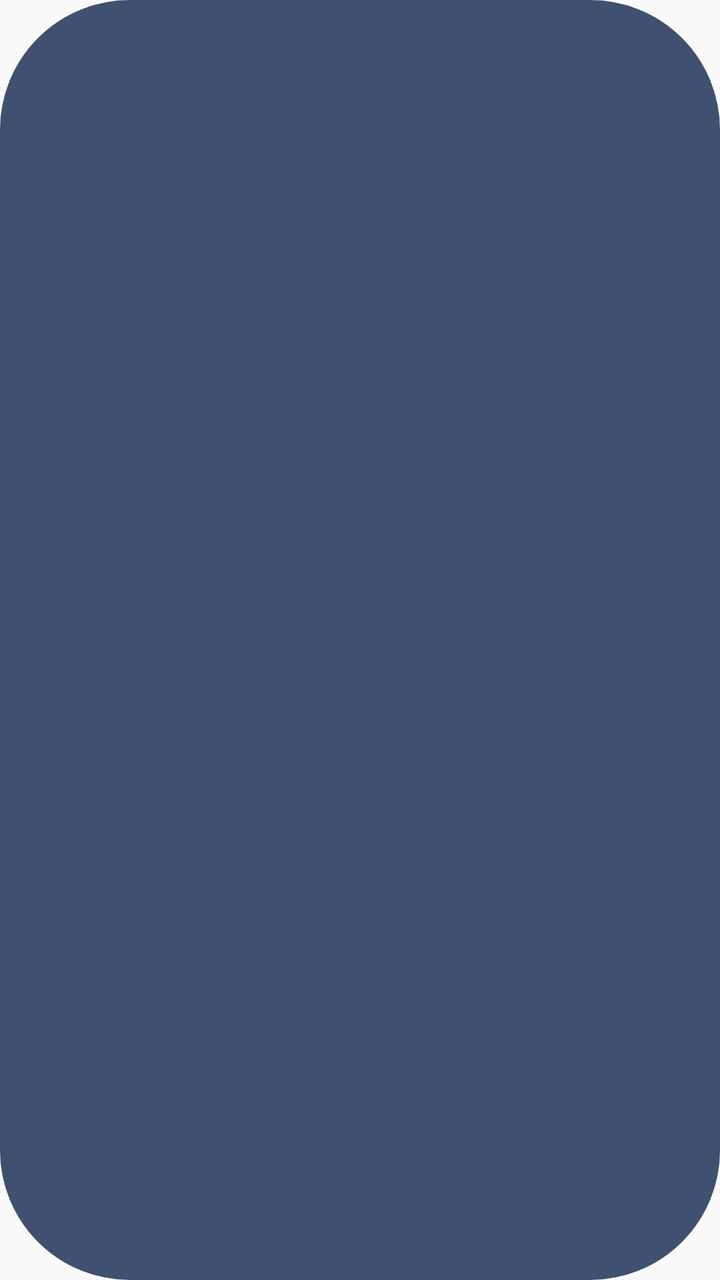
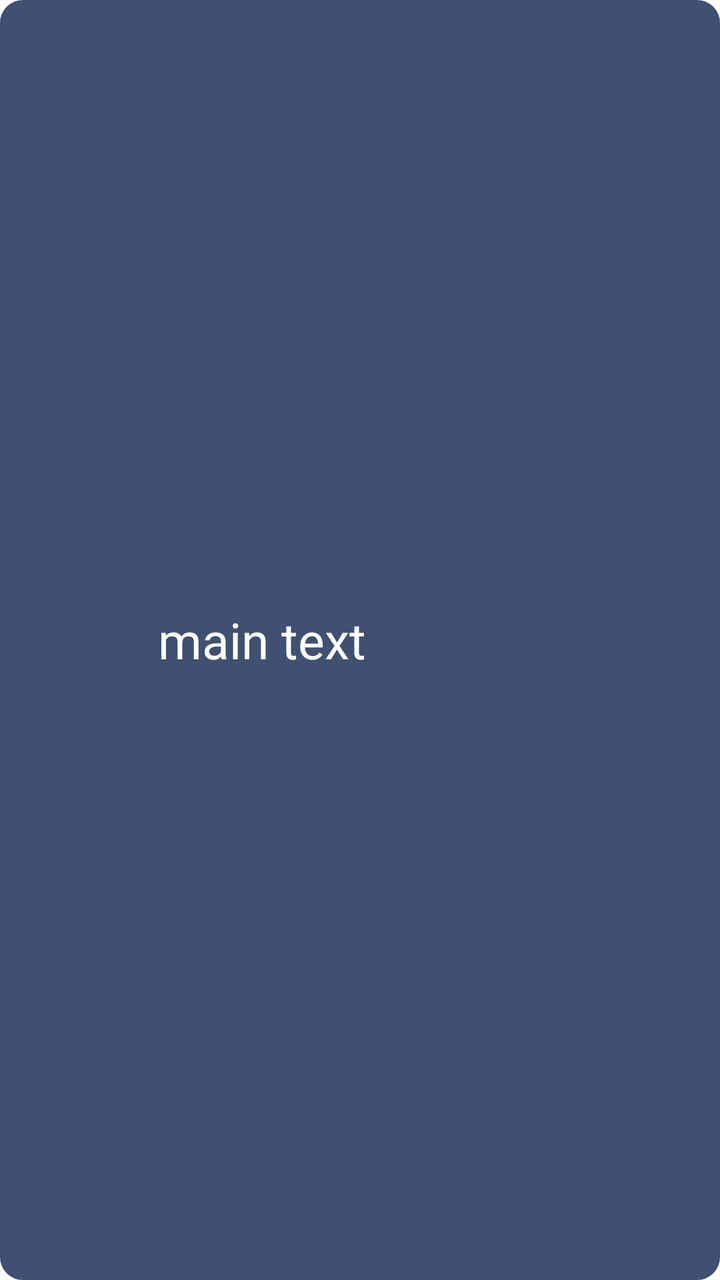

Compare the two renders of this Android layout. The source of the first and the diff that turns it into the second are given below.
<!-- AndroidManifest.xml: application theme NoTitle -->
<!-- res/layout/device_item.xml -->
<?xml version="1.0" encoding="utf-8"?>
<RelativeLayout
    xmlns:android="http://schemas.android.com/apk/res/android"
    android:layout_width="match_parent"
    android:layout_height="79mm"
    android:layout_marginTop="14mm"
    android:background="@drawable/selector_mode_bg"
    >

    <ImageView
        android:id="@+id/iv_icon"
        android:layout_width="31mm"
        android:layout_height="31mm"
        android:layout_centerVertical="true"
        android:layout_marginStart="15mm"
        android:layout_marginTop="15mm"
        android:layout_marginEnd="15mm"
        android:layout_marginBottom="15mm" />

    <TextView
        android:id="@+id/tv_main"
        android:layout_width="wrap_content"
        android:layout_height="wrap_content"
        android:layout_centerVertical="true"
        android:layout_marginLeft="18mm"
        android:layout_toRightOf="@id/iv_icon"
        android:ellipsize="end"
        android:gravity="center_vertical"
        android:maxLines="1"
        android:text="main text"
        android:textColor="@color/white"
        android:textSize="25mm" />

</RelativeLayout>
<!-- resources referenced by this layout -->
<resources>
  <color name="white">#FFFFFFFF</color>
  <!-- drawable selector_mode_bg (drawable) -->
  <?xml version="1.0" encoding="utf-8"?>
  <shape
      xmlns:android="http://schemas.android.com/apk/res/android">
      
      <solid
          android:color="@color/colorMainLight" />
      
      <stroke
      android:width="1dp"
      android:color="@color/colorMainLight" />
      
      <size android:height="4mm"/>
      
      <corners
          android:radius="11mm"/>
  
  </shape>
  <style name="NoTitle" parent="Theme.AppCompat.Light.NoActionBar">
          <item name="colorPrimary">@color/colorMain</item>
          <item name="colorPrimaryDark">@color/colorMain</item>
          <item name="colorAccent">@color/colorMain</item>
          <item name="android:windowFullscreen">true</item>
          <item name="windowActionBar">false</item>
          <item name="windowNoTitle">true</item>
          <item name="android:textAppearanceListItemSmall">@style/listPopupWindow</item>
      </style>
  <color name="colorMainLight">#405071</color>
  <color name="colorMain">#1D2D4B</color>
  <style name="listPopupWindow">
          <item name="android:textSize">25mm</item>
          <item name="android:fontFamily">@font/montserrat_regular</item>
          <item name="android:textColor">@color/black</item>
      </style>
  <color name="black">#FF000000</color>
</resources>

<!-- the commit's change to res/layout/device_item.xml (unified diff, before → after) -->
@@ -2,33 +2,33 @@
 <RelativeLayout
     xmlns:android="http://schemas.android.com/apk/res/android"
     android:layout_width="match_parent"
-    android:layout_height="79mm"
-    android:layout_marginTop="14mm"
+    android:layout_height="79dp"
+    android:layout_marginTop="14dp"
     android:background="@drawable/selector_mode_bg"
     >
 
     <ImageView
         android:id="@+id/iv_icon"
-        android:layout_width="31mm"
-        android:layout_height="31mm"
+        android:layout_width="31dp"
+        android:layout_height="31dp"
         android:layout_centerVertical="true"
-        android:layout_marginStart="15mm"
-        android:layout_marginTop="15mm"
-        android:layout_marginEnd="15mm"
-        android:layout_marginBottom="15mm" />
+        android:layout_marginStart="15dp"
+        android:layout_marginTop="15dp"
+        android:layout_marginEnd="15dp"
+        android:layout_marginBottom="15dp" />
 
     <TextView
         android:id="@+id/tv_main"
         android:layout_width="wrap_content"
         android:layout_height="wrap_content"
         android:layout_centerVertical="true"
-        android:layout_marginLeft="18mm"
+        android:layout_marginLeft="18dp"
         android:layout_toRightOf="@id/iv_icon"
         android:ellipsize="end"
         android:gravity="center_vertical"
         android:maxLines="1"
         android:text="main text"
         android:textColor="@color/white"
-        android:textSize="25mm" />
+        android:textSize="25dp" />
 
 </RelativeLayout>
<!-- resource entries referenced after the edit -->
@@ -13,10 +13,10 @@
       android:width="1dp"
       android:color="@color/colorMainLight" />
       
-      <size android:height="4mm"/>
+      <size android:height="4dp"/>
       
       <corners
-          android:radius="11mm"/>
+          android:radius="11dp"/>
   
   </shape>
   <style name="NoTitle" parent="Theme.AppCompat.Light.NoActionBar">
